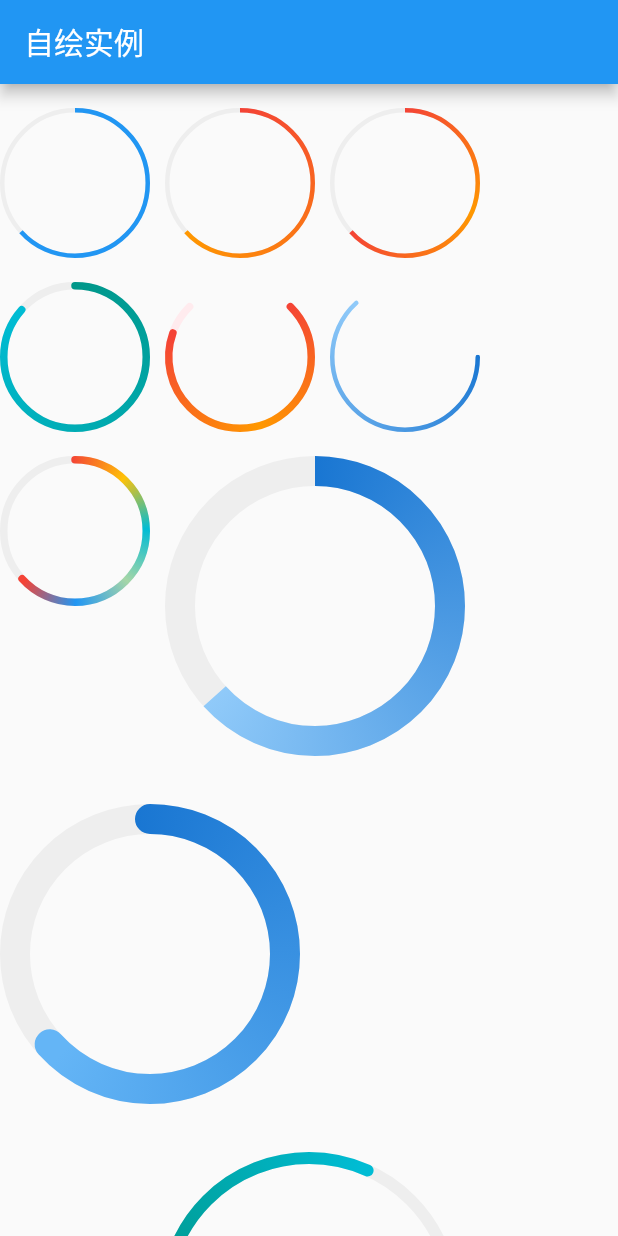
After one commit to lqqjob/Flutter, a Flutter app: the GradientCircularPorgressRoute screen opened directly, on a phone screen of 412 x 824 dp. The commit adds this screen. Run offline on Flutter 3.47's test engine with Material 2 defaults, Android fonts, the light colour scheme and no system bars; missing offline and left inert: dart:ffi.

Commit message:
自绘图片实例

```diff
--- /dev/null
+++ b/fluttertest/lib/10 自定义组件/GradientCircularPorgressRoute.dart
@@ -0,0 +1,336 @@
+import 'package:flutter/material.dart';
+import 'dart:math';
+
+import 'package:fluttertest/10%20%E8%87%AA%E5%AE%9A%E4%B9%89%E7%BB%84%E4%BB%B6/TurnBoxRoute.dart';
+
+class GradientCircularPorgressRoute extends StatefulWidget {
+  @override
+  State<StatefulWidget> createState() {
+    return _GradientCircularPorgressRoute();
+  }
+}
+
+class _GradientCircularPorgressRoute
+    extends State<GradientCircularPorgressRoute> with TickerProviderStateMixin {
+  AnimationController _animationController;
+  @override
+  void initState() {
+    super.initState();
+    _animationController = AnimationController(
+      vsync: this,
+      duration: Duration(seconds: 3),
+    );
+    bool isForward = false;
+    _animationController.addStatusListener((status) {
+      if (status == AnimationStatus.forward) {
+        isForward = true;
+      } else if (status == AnimationStatus.completed ||
+          status == AnimationStatus.dismissed) {
+        if (isForward) {
+          _animationController.reverse();
+        } else {
+          _animationController.forward();
+        }
+      } else if (status == AnimationStatus.reverse) {
+        isForward = false;
+      }
+    });
+    _animationController.forward();
+  }
+
+  @override
+  void dispose() {
+    _animationController.dispose();
+    super.dispose();
+  }
+
+  @override
+  Widget build(BuildContext context) {
+    return Scaffold(
+      appBar: AppBar(
+        title: Text("自绘实例"),
+      ),
+      body: SingleChildScrollView(
+        child: Center(
+          child: Column(
+            crossAxisAlignment: CrossAxisAlignment.center,
+            children: <Widget>[
+              AnimatedBuilder(
+                animation: _animationController,
+                builder: (BuildContext context, Widget child) {
+                  return Padding(
+                    padding: const EdgeInsets.symmetric(vertical: 16.0),
+                    child: Column(
+                      children: <Widget>[
+                        Wrap(
+                          spacing: 10.0,
+                          runSpacing: 16.0,
+                          children: <Widget>[
+                            GradientCircularProgressIndicator(
+                              colors: [Colors.blue, Colors.blue],
+                              radius: 50.0,
+                              strokeWidth: 3.0,
+                              value: _animationController.value,
+                            ),
+                            GradientCircularProgressIndicator(
+                              colors: [Colors.red, Colors.orange],
+                              radius: 50.0,
+                              strokeWidth: 3.0,
+                              value: _animationController.value,
+                            ),
+                            GradientCircularProgressIndicator(
+                              colors: [Colors.red, Colors.orange, Colors.red],
+                              radius: 50.0,
+                              strokeWidth: 3.0,
+                              value: _animationController.value,
+                            ),
+                            GradientCircularProgressIndicator(
+                              colors: [Colors.teal, Colors.cyan],
+                              radius: 50.0,
+                              strokeWidth: 5.0,
+                              strokeCapRound: true,
+                              value: CurvedAnimation(
+                                parent: _animationController,
+                                curve: Curves.decelerate,
+                              ).value,
+                            ),
+                            TurnBox(
+                              turns: 1 / 8,
+                              child: GradientCircularProgressIndicator(
+                                colors: [Colors.red, Colors.orange, Colors.red],
+                                radius: 50.0,
+                                strokeWidth: 5.0,
+                                strokeCapRound: true,
+                                backgroundColor: Colors.red[50],
+                                totalAngle: 1.5 * pi,
+                                value: CurvedAnimation(
+                                  parent: _animationController,
+                                  curve: Curves.ease,
+                                ).value,
+                              ),
+                            ),
+                            RotatedBox(
+                              quarterTurns: 1,
+                              child: GradientCircularProgressIndicator(
+                                colors: [Colors.blue[700], Colors.blue[200]],
+                                radius: 50.0,
+                                strokeWidth: 3.0,
+                                strokeCapRound: true,
+                                backgroundColor: Colors.transparent,
+                                value: _animationController.value,
+                              ),
+                            ),
+                            GradientCircularProgressIndicator(
+                              colors: [
+                                Colors.red,
+                                Colors.amber,
+                                Colors.cyan,
+                                Colors.green[200],
+                                Colors.blue,
+                                Colors.red
+                              ],
+                              radius: 50,
+                              strokeWidth: 5.0,
+                              strokeCapRound: true,
+                              value: _animationController.value,
+                            ),
+                            GradientCircularProgressIndicator(
+                              colors: [Colors.blue[700], Colors.blue[200]],
+                              radius: 100.0,
+                              strokeWidth: 20.0,
+                              value: _animationController.value,
+                            ),
+                            Padding(
+                              padding:
+                                  const EdgeInsets.symmetric(vertical: 16.0),
+                              child: GradientCircularProgressIndicator(
+                                colors: [Colors.blue[700], Colors.blue[300]],
+                                radius: 100.0,
+                                strokeWidth: 20.0,
+                                value: _animationController.value,
+                                strokeCapRound: true,
+                              ),
+                            ),
+                            ClipRect(
+                              child: Align(
+                                alignment: Alignment.topCenter,
+                                heightFactor: .5,
+                                child: Padding(
+                                  padding: EdgeInsets.only(bottom: 8.0),
+                                  child: SizedBox(
+                                    child: TurnBox(
+                                      turns: .75,
+                                      child: GradientCircularProgressIndicator(
+                                        colors: [Colors.teal, Colors.cyan[500]],
+                                        radius: 100.0,
+                                        strokeWidth: 8.0,
+                                        value: _animationController.value,
+                                        totalAngle: pi,
+                                        strokeCapRound: true,
+                                      ),
+                                    ),
+                                  ),
+                                ),
+                              ),
+                            ),
+                            SizedBox(
+                              height: 104,
+                              width: 200,
+                              child: Stack(
+                                alignment: Alignment.center,
+                                children: <Widget>[
+                                  Positioned(
+                                    height: 200,
+                                    top: .0,
+                                    child: TurnBox(
+                                      turns: .75,
+                                      child: GradientCircularProgressIndicator(
+                                        colors: [Colors.teal, Colors.cyan[500]],
+                                        radius: 100.0,
+                                        strokeWidth: 8.0,
+                                        value: _animationController.value,
+                                        totalAngle: pi,
+                                        strokeCapRound: true,
+                                      ),
+                                    ),
+                                  )
+                                ],
+                              ),
+                            ),
+                            Padding(
+                              padding: const EdgeInsets.only(top: 10.0),
+                              child: Text(
+                                "${(_animationController.value * 100).toInt()}%",
+                                style: TextStyle(
+                                    fontSize: 25.0, color: Colors.blueGrey),
+                              ),
+                            ),
+                          ],
+                        ),
+                      ],
+                    ),
+                  );
+                },
+              ),
+            ],
+          ),
+        ),
+      ),
+    );
+  }
+}
+
+class GradientCircularProgressIndicator extends StatelessWidget {
+  GradientCircularProgressIndicator({
+    this.strokeWidth = 2.0,
+    @required this.radius,
+    @required this.colors,
+    this.stops,
+    this.strokeCapRound = false,
+    this.backgroundColor = const Color(0xFFEEEEEE),
+    this.totalAngle = 2 * pi,
+    this.value,
+  });
+
+  final double strokeWidth;
+  final double radius;
+  final bool strokeCapRound;
+  final double value;
+  final Color backgroundColor;
+  final double totalAngle;
+  final List<Color> colors;
+  final List<double> stops;
+
+  @override
+  Widget build(BuildContext context) {
+    double _offset = .0;
+    if (strokeCapRound) {
+      _offset = asin(strokeWidth / (radius * 2 - strokeWidth));
+    }
+    var _colors = colors;
+    if (_colors == null) {
+      Color color = Theme.of(context).accentColor;
+
+      _colors = [color, color];
+    }
+    return Transform.rotate(
+      angle: -pi / 2.0 - _offset,
+      child: CustomPaint(
+        size: Size.fromRadius(radius),
+        painter: _GradientCirclarProgressPainer(
+          strokeWidth: strokeWidth,
+          strokeCapRound: strokeCapRound,
+          backgroundColor: backgroundColor,
+          value: value,
+          total: totalAngle,
+          radius: radius,
+          colors: _colors,
+        ),
+      ),
+    );
+  }
+}
+
+class _GradientCirclarProgressPainer extends CustomPainter {
+  _GradientCirclarProgressPainer({
+    this.strokeWidth: 10.0,
+    this.strokeCapRound: false,
+    this.backgroundColor = const Color(0xFFEEEEEE),
+    this.radius,
+    this.total = 2 * pi,
+    @required this.colors,
+    this.stops,
+    this.value,
+  });
+
+  final double strokeWidth;
+  final bool strokeCapRound;
+  final double value;
+  final Color backgroundColor;
+  final List<Color> colors;
+  final double total;
+  final double radius;
+  final List<double> stops;
+
+  @override
+  void paint(Canvas canvas, Size size) {
+    if (radius != null) {
+      size = Size.fromRadius(radius);
+    }
+    double _offset = strokeWidth / 2.0;
+    double _value = (value ?? .0);
+    _value = _value.clamp(.0, 1.0) * total;
+    double _start = .0;
+    if (strokeCapRound) {
+      _start = asin(strokeWidth / (size.width - strokeWidth));
+    }
+
+    Rect rect = Offset(_offset, _offset) &
+        Size(size.width - strokeWidth, size.height - strokeWidth);
+
+    var paint = Paint()
+      ..strokeCap = strokeCapRound ? StrokeCap.round : StrokeCap.butt
+      ..style = PaintingStyle.stroke
+      ..isAntiAlias = true
+      ..strokeWidth = strokeWidth;
+
+    if (backgroundColor != Colors.transparent) {
+      paint.color = backgroundColor;
+      canvas.drawArc(rect, _start, total, false, paint);
+    }
+    if (_value > 0) {
+      paint.shader = SweepGradient(
+        startAngle: 0.0,
+        endAngle: _value,
+        colors: colors,
+        stops: stops,
+      ).createShader(rect);
+      canvas.drawArc(rect, _start, _value, false, paint);
+    }
+  }
+
+  @override
+  bool shouldRepaint(CustomPainter oldDelegate) {
+    return true;
+  }
+}
--- a/fluttertest/lib/main.dart
+++ b/fluttertest/lib/main.dart
@@ -20,6 +20,7 @@ import '9 动画/OverAnimationComponent.dart';
 import '10 自定义组件/GradientButtonRoute.dart';
 import '10 自定义组件/TurnBoxRoute.dart';
 import '10 自定义组件/CustomPaintRoute.dart';
+import '10 自定义组件/GradientCircularPorgressRoute.dart';
 void main() => runApp(MyApp());
 
 class RouteModel extends Object {
@@ -132,6 +133,9 @@ class _MyHomePageState extends State<MyHomePage> {
       }else if(i == 18) {
         map.title = "自绘组件";
         map.widget = CustomPaintRoute();
+      }else if(i == 19) {
+        map.widget = GradientCircularPorgressRoute();
+        map.title = "自绘实例";
       }
       if(map.title != null)
       list.add(map);
```
Also changed, not shown: fluttertest/pubspec.lock, 1 other file.
